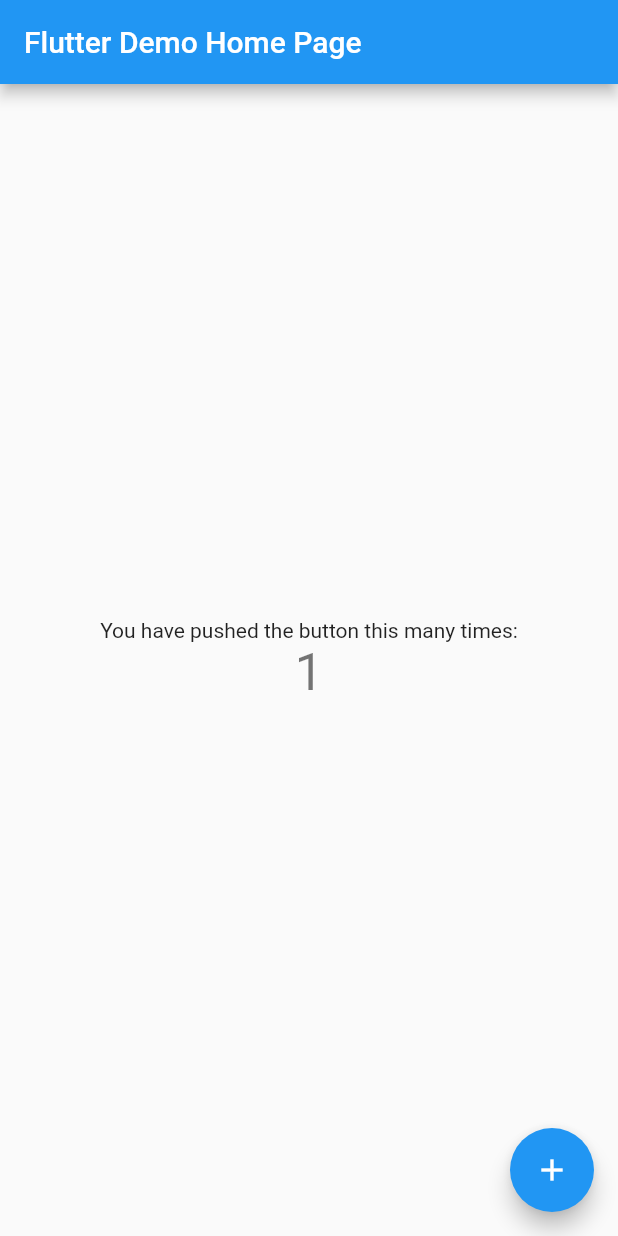
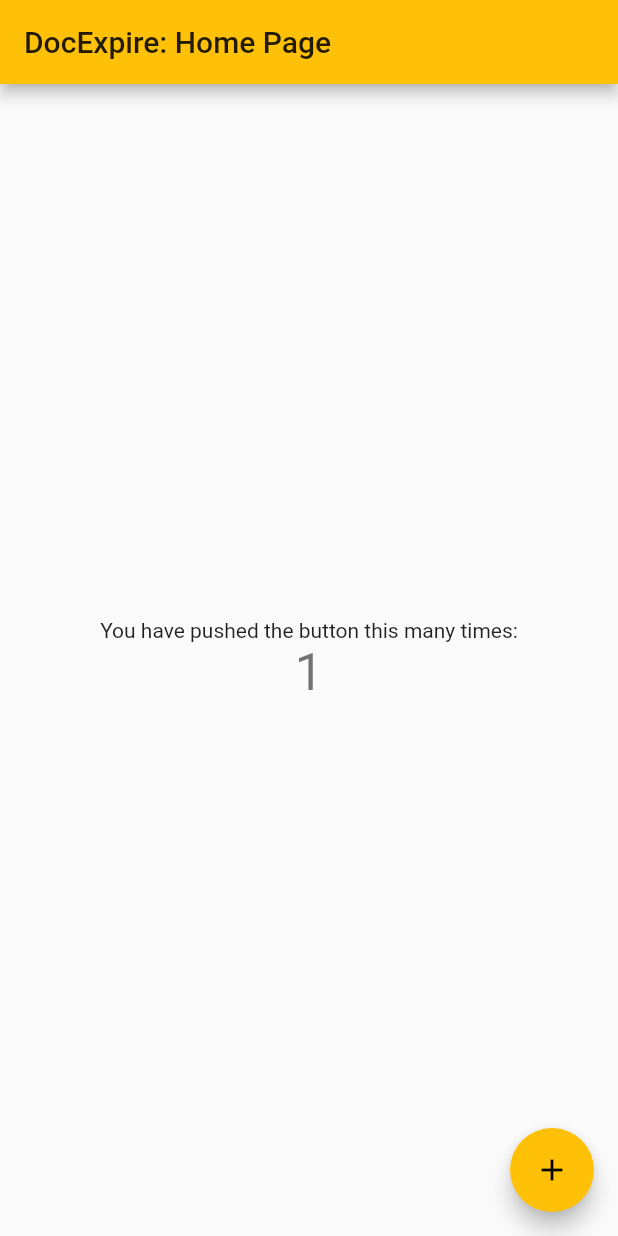
Before and after one commit to zHigor33/DocExpire, a Flutter app: the screen it shows after launch, after a tap on the "add" icon, on a phone screen of 412 x 824 dp. Run offline on Flutter 3.47's test engine with Material 2 defaults, Android fonts, the phone set to English and light mode, and no system bars.

Commit message:
Home Page

```diff
--- a/lib/main.dart
+++ b/lib/main.dart
@@ -1,38 +1,20 @@
 import 'package:flutter/material.dart';
+import './ui/doclist.dart';
 
-void main() {
-  runApp(MyApp());
-}
+void main() => runApp(DocExpiryApp());
 
-class MyApp extends StatelessWidget {
-  // This widget is the root of your application.
+class DocExpiryApp extends StatelessWidget {
   @override
   Widget build(BuildContext context) {
     return MaterialApp(
-      title: 'Flutter Demo',
-      theme: ThemeData(
-        // This is the theme of your application.
-        //
-        // Try running your application with "flutter run". You'll see the
-        // application has a blue toolbar. Then, without quitting the app, try
-        // changing the primarySwatch below to Colors.green and then invoke
-        // "hot reload" (press "r" in the console where you ran "flutter run",
-        // or simply save your changes to "hot reload" in a Flutter IDE).
-        // Notice that the counter didn't reset back to zero; the application
-        // is not restarted.
-        primarySwatch: Colors.blue,
-        // This makes the visual density adapt to the platform that you run
-        // the app on. For desktop platforms, the controls will be smaller and
-        // closer together (more dense) than on mobile platforms.
-        visualDensity: VisualDensity.adaptivePlatformDensity,
-      ),
-      home: MyHomePage(title: 'Flutter Demo Home Page'),
-    );
+        title: 'DocExpire: Higor',
+        theme: new ThemeData(primarySwatch: Colors.amber),
+        home: DocList(title: 'DocExpire: Home Page'));
   }
 }
 
-class MyHomePage extends StatefulWidget {
-  MyHomePage({Key key, this.title}) : super(key: key);
+class DocList extends StatefulWidget {
+  DocList({Key key, this.title}) : super(key: key);
 
   // This widget is the home page of your application. It is stateful, meaning
   // that it has a State object (defined below) that contains fields that affect
@@ -46,10 +28,10 @@ class MyHomePage extends StatefulWidget {
   final String title;
 
   @override
-  _MyHomePageState createState() => _MyHomePageState();
+  _DocList createState() => _DocList();
 }
 
-class _MyHomePageState extends State<MyHomePage> {
+class _DocList extends State<DocList> {
   int _counter = 0;
 
   void _incrementCounter() {
@@ -102,7 +84,7 @@ class _MyHomePageState extends State<MyHomePage> {
             ),
             Text(
               '$_counter',
-              style: Theme.of(context).textTheme.headline4,
+              style: Theme.of(context).textTheme.display1,
             ),
           ],
         ),
--- /dev/null
+++ b/lib/ui/doclist.dart
@@ -0,0 +1 @@
+main(List<String> args) {}
```
Also changed, not shown: lib/model/model.dart (added), lib/ui/docdetail.dart (added), lib/util/dbheiper.dart (added), lib/util/utils.dart (added), 1 other file.
